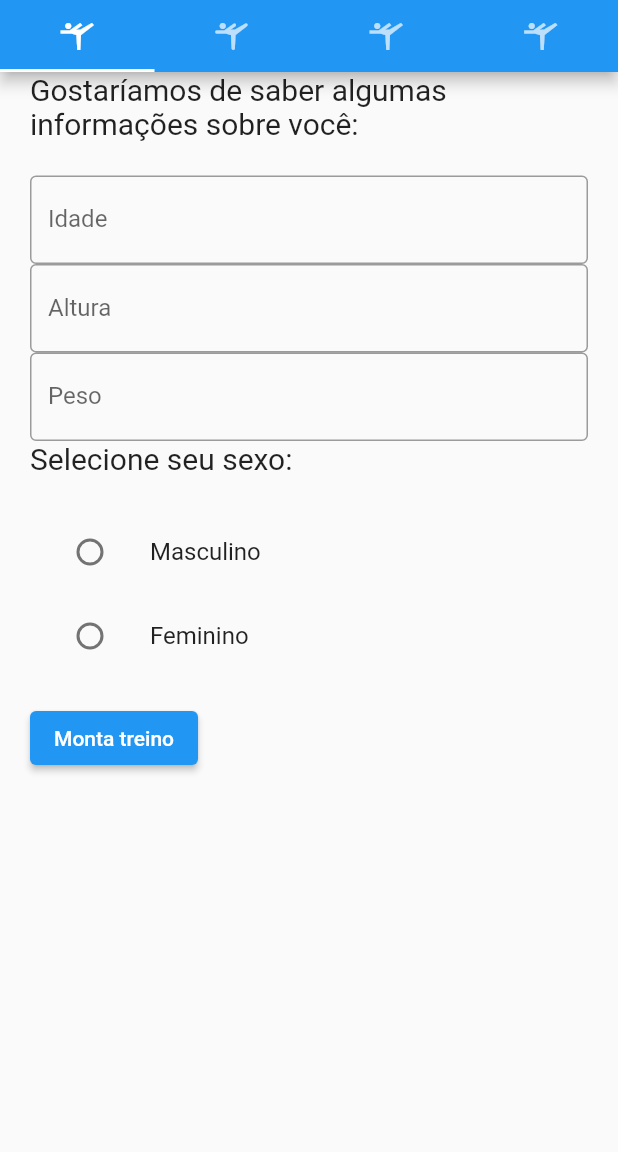
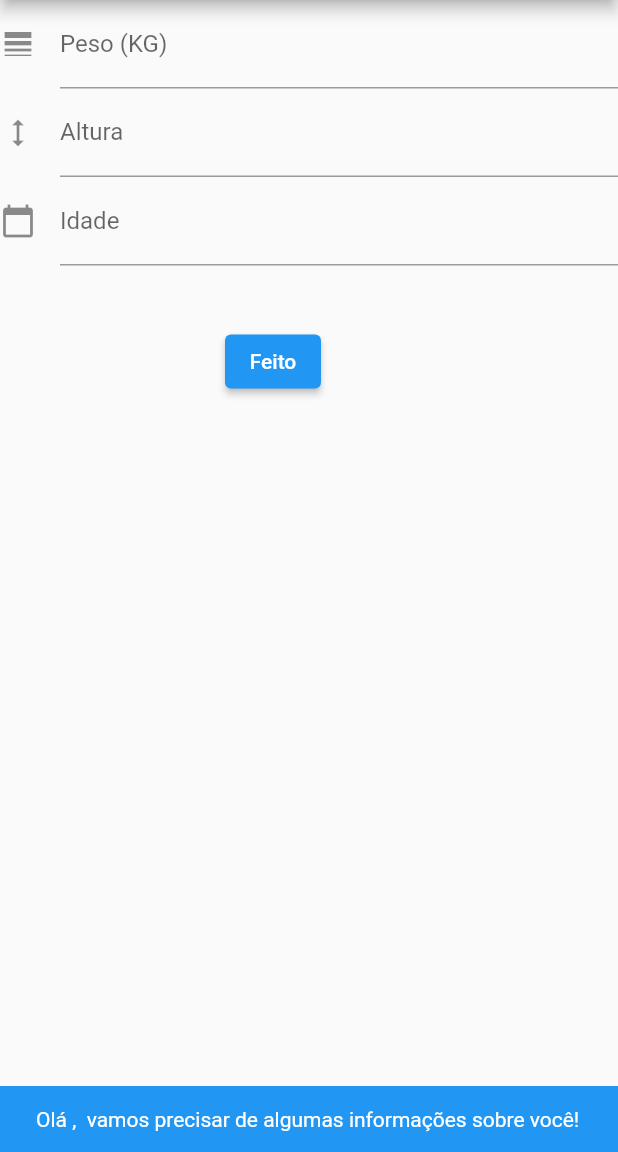
Before and after one commit to bruklimo/appAcademia, a Flutter app: the screen it shows once a user with an empty profile is signed in, on a phone screen of 412 x 824 dp, the part 84-1236 px from its top. Run offline on Flutter 3.47's test engine with Material 2 defaults, Android fonts, the phone set to English and light mode, and no system bars; our stand-ins replace animate_do, cloud_firestore, email_validator, firebase_auth, firebase_core, get and 4 more; accounts and stored records are empty; Roboto replaces fonts that are missing (Arial).

Commit message:
melhorias 20/11

```diff
--- a/lib/auth_service.dart
+++ b/lib/auth_service.dart
@@ -3,6 +3,7 @@ import 'package:flutter/cupertino.dart';
 import 'package:flutter/material.dart';
 import 'package:google_sign_in/google_sign_in.dart';
 import 'package:trabalho01/screens/main2.dart';
+import 'package:trabalho01/screens/preCadastro.dart';
 
 import 'home_page.dart';
 import 'login_page.dart';
@@ -14,7 +15,7 @@ class AuthService {
         stream: FirebaseAuth.instance.authStateChanges(),
         builder: (BuildContext context, snapshot) {
           if (snapshot.hasData) {
-            return MyApp2();
+            return MyApp3();
           } else {
             return const LoginPage();
           }
--- a/lib/home_page.dart
+++ b/lib/home_page.dart
@@ -21,7 +21,7 @@ class _HomePageState extends State<HomePage> {
           mainAxisAlignment: MainAxisAlignment.center,
           children: <Widget>[
             Text(
-              FirebaseAuth.instance.currentUser!.displayName!,
+              FirebaseAuth.instance.currentUser.toString(),
               style: const TextStyle(
                   fontSize: 30,
                   fontWeight: FontWeight.bold,
@@ -31,7 +31,7 @@ class _HomePageState extends State<HomePage> {
               height: 10,
             ),
             Text(
-              FirebaseAuth.instance.currentUser!.email!,
+              FirebaseAuth.instance.currentUser.toString(),
               style: const TextStyle(
                   fontSize: 20,
                   fontWeight: FontWeight.bold,
--- a/lib/screens/main2.dart
+++ b/lib/screens/main2.dart
@@ -21,13 +21,12 @@ class MyApp2 extends StatelessWidget {
         primarySwatch: Colors.blue,
       ),
       home: DefaultTabController(
-        length: 4,
+        length: 3,
         child: Scaffold(
           appBar: AppBar(
             bottom: const TabBar(tabs: [
               Tab(icon: Icon(Icons.sports_gymnastics_outlined)),
               Tab(icon: Icon(Icons.sports_gymnastics_rounded)),
-              Tab(icon: Icon(Icons.sports_gymnastics_sharp)),
               Tab(icon: Icon(Icons.sports_gymnastics_sharp)),
             ]),
             title: const Text("App Academia"),
@@ -37,7 +36,6 @@ class MyApp2 extends StatelessWidget {
               LoginScreen(),
               MontaDieta(),
               MontaTreino(),
-              HomePage(),
             ],
           ),
         ),
--- /dev/null
+++ b/lib/screens/preCadastro.dart
@@ -0,0 +1,129 @@
+import 'package:cloud_firestore/cloud_firestore.dart';
+import 'package:firebase_auth/firebase_auth.dart';
+import 'package:flutter/material.dart';
+import 'package:firebase_core/firebase_core.dart';
+import 'package:trabalho01/screens/main2.dart';
+
+void main() => runApp(MyApp3());
+
+class MyApp3 extends StatelessWidget {
+  @override
+  Widget build(BuildContext context) {
+    final appTitle = 'App Academia';
+    return MaterialApp(
+      title: appTitle,
+      home: Scaffold(
+        appBar: AppBar(
+          title: Text(appTitle),
+        ),
+        body: MyCustomForm(),
+      ),
+    );
+  }
+}
+
+TextEditingController idadeController = new TextEditingController();
+TextEditingController alturaController = new TextEditingController();
+TextEditingController pesoController = new TextEditingController();
+
+// Create a Form widget.
+class MyCustomForm extends StatefulWidget {
+  @override
+  MyCustomFormState createState() {
+    return MyCustomFormState();
+  }
+}
+
+// Create a corresponding State class, which holds data related to the form.
+class MyCustomFormState extends State<MyCustomForm> {
+  // Create a global key that uniquely identifies the Form widget
+  // and allows validation of the form.
+  final _formKey = GlobalKey<FormState>();
+  String user = FirebaseAuth.instance.currentUser!.displayName!;
+
+  @override
+  void initState() {
+    super.initState();
+
+    WidgetsBinding.instance.addPostFrameCallback((_) =>
+        ScaffoldMessenger.of(context).showSnackBar(SnackBar(
+            backgroundColor: Colors.blue,
+            duration: const Duration(seconds: 10),
+            content: Text(
+                'Olá $user,  vamos precisar de algumas informações sobre você!'))));
+  }
+
+  @override
+  Widget build(BuildContext context) {
+    // Build a Form widget using the _formKey created above.
+    return Form(
+      key: _formKey,
+      child: Column(
+        crossAxisAlignment: CrossAxisAlignment.start,
+        children: <Widget>[
+          TextFormField(
+            controller: pesoController,
+            decoration: const InputDecoration(
+              icon: const Icon(Icons.line_weight),
+              hintText: 'Adicione o seu peso',
+              labelText: 'Peso (KG)',
+            ),
+            validator: (value) {
+              if (value!.isEmpty) {
+                return 'Adicione o seu peso';
+              }
+              return null;
+            },
+          ),
+          TextFormField(
+            controller: alturaController,
+            decoration: const InputDecoration(
+              icon: const Icon(Icons.height),
+              hintText: 'Adicione a sua altura',
+              labelText: 'Altura',
+            ),
+            validator: (value) {
+              if (value!.isEmpty) {
+                return 'Adicione a sua altura';
+              }
+              return null;
+            },
+          ),
+          TextFormField(
+            controller: idadeController,
+            decoration: const InputDecoration(
+              icon: const Icon(Icons.calendar_today),
+              hintText: 'Adicione a sua idade',
+              labelText: 'Idade',
+            ),
+            validator: (value) {
+              if (value!.isEmpty) {
+                return 'Adicione a sua idade';
+              }
+              return null;
+            },
+          ),
+          Container(
+              padding: EdgeInsets.only(left: 150.0, top: 40.0),
+              child: ElevatedButton(
+                child: Text('Feito'),
+                onPressed: () {
+                  // It returns true if the form is valid, otherwise returns false
+                  if (_formKey.currentState!.validate()) {
+                    FirebaseFirestore.instance.collection('infos').add({
+                      'peso': pesoController.text,
+                      'altura': alturaController.text,
+                      'idade': idadeController.text,
+                      'email': FirebaseAuth.instance.currentUser!.email!,
+                      'nome': FirebaseAuth.instance.currentUser!.displayName!
+                    });
+                    Navigator.of(context).push(
+                        MaterialPageRoute(builder: (context) => MyApp2()));
+                  }
+                },
+              )),
+        ],
+      ),
+    );
+  }
+}
--- a/lib/screens/tela_infos.dart
+++ b/lib/screens/tela_infos.dart
@@ -15,6 +15,7 @@ class LoginScreen extends StatefulWidget {
 String? _character;
 List<Map<String, dynamic>> _journals = [];
 bool _isLoading = true;
+String user = FirebaseAuth.instance.currentUser.toString();
 
 class CompleteFormState extends State<LoginScreen> {
   final GlobalKey<FormState> _formKey = GlobalKey<FormState>();
@@ -34,7 +35,8 @@ class CompleteFormState extends State<LoginScreen> {
         child: Column(
           crossAxisAlignment: CrossAxisAlignment.start,
           children: <Widget>[
-            const Text("Gostaríamos de saber algumas informações sobre você:\n",
+            Text(
+                "Olá $user, \nGostaríamos de saber algumas informações sobre você:\n",
                 style: TextStyle(fontSize: 20, fontFamily: 'Arial')),
             TextField(
               controller: idadeController,
--- a/pubspec.yaml
+++ b/pubspec.yaml
@@ -49,6 +49,8 @@ dependencies:
   google_sign_in:
   sqflite: any
   path_provider: any
+  location: any
+  cloud_firestore:
 
 dev_dependencies:
   flutter_test:
```
Also changed, not shown: lib/login_page.dart (+13 -4 lines), lib/screens/tela_maps.dart (+100 -34 lines), lib/screens/tela_monta_dieta.dart (+37 -24 lines), assets/gmail.png (added), assets/gym.png (added), pubspec.lock, 2 other files.
